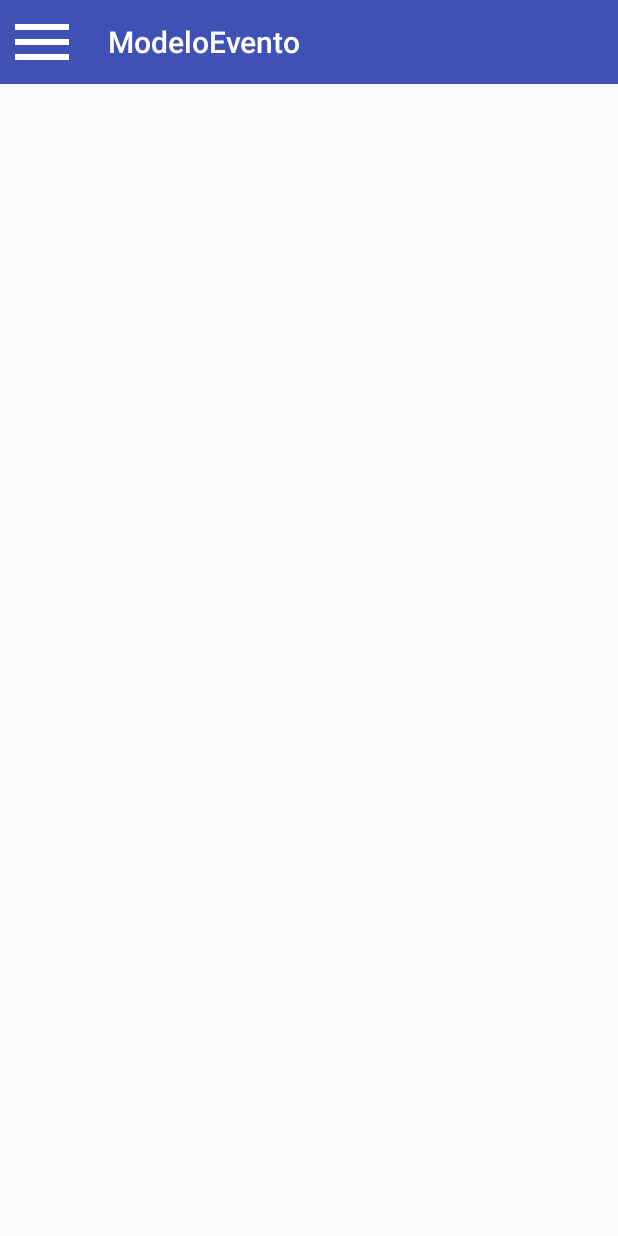
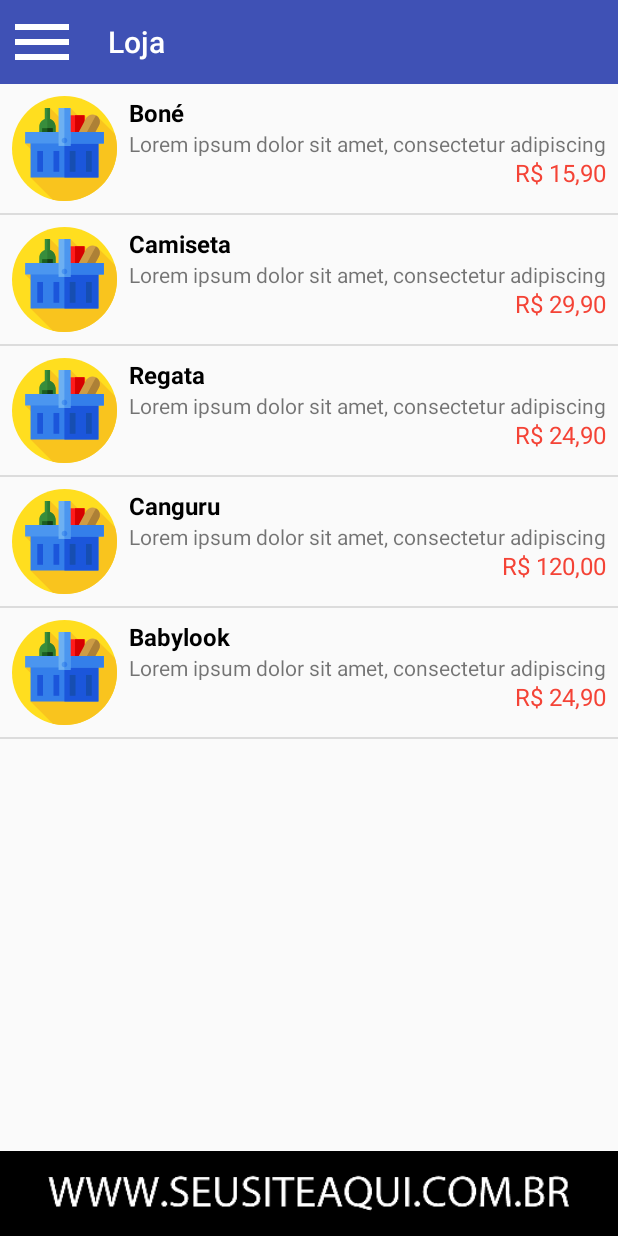
Before and after one commit to pablohcl/ModeloEvento, an Android app: the screen it shows after launch (SegundaActivity), after a tap on "Loja", on a phone screen of 412 x 824 dp. Run offline under Robolectric (Android 15) with nearby library versions, the phone set to English and light mode, and no system bars.

Commit message:
Loja working.

```diff
--- a/app/src/main/java/com/example/android/modeloevento/activity/BaseActivity.java
+++ b/app/src/main/java/com/example/android/modeloevento/activity/BaseActivity.java
@@ -27,6 +27,7 @@ import com.example.android.modeloevento.fragments.FragmentAtracoes;
 import com.example.android.modeloevento.fragments.FragmentEstrutura;
 import com.example.android.modeloevento.fragments.FragmentEvento;
 import com.example.android.modeloevento.fragments.FragmentInstagram;
+import com.example.android.modeloevento.fragments.FragmentLoja;
 import com.example.android.modeloevento.fragments.FragmentNews;
 import com.example.android.modeloevento.fragments.FragmentSetores;
 import com.example.android.modeloevento.fragments.FragmentTickets;
@@ -142,6 +143,12 @@ public class BaseActivity extends AppCompatActivity {
                 replaceFragment(fragmentInstagram);
                 navigationView.setCheckedItem(R.id.nav_item_instagram);
                 break;
+
+            case 8:
+                FragmentLoja fragmentLoja = new FragmentLoja();
+                replaceFragment(fragmentLoja);
+                navigationView.setCheckedItem(R.id.nav_item_loja);
+                break;
         }
     }
 
@@ -248,7 +255,8 @@ public class BaseActivity extends AppCompatActivity {
                 break;
 
             case R.id.nav_item_loja:
-                Toast.makeText(this, "Clicou em loja", Toast.LENGTH_SHORT).show();
+                FragmentLoja fragmentLoja = new FragmentLoja();
+                replaceFragment(fragmentLoja);
                 break;
 
             case R.id.nav_item_pontos_de_venda:
--- /dev/null
+++ b/app/src/main/java/com/example/android/modeloevento/adapter/LojaAdapter.java
@@ -0,0 +1,78 @@
+package com.example.android.modeloevento.adapter;
+
+import android.content.Context;
+import android.support.annotation.NonNull;
+import android.support.v4.view.LayoutInflaterCompat;
+import android.support.v7.widget.RecyclerView;
+import android.view.LayoutInflater;
+import android.view.View;
+import android.view.ViewGroup;
+import android.widget.TextView;
+
+import com.example.android.modeloevento.R;
+
+import java.util.ArrayList;
+
+public class LojaAdapter extends RecyclerView.Adapter {
+
+    private Context context;
+    private ArrayList<String> itensLoja;
+    private ArrayList<String> descItensLoja;
+    private ArrayList<String> precosItensLoja;
+    private final LojaOnClickListener onClickListener;
+    public interface LojaOnClickListener{
+        void onClickLoja(View view, int position);
+    }
+
+    public LojaAdapter(Context context, ArrayList<String> itensLoja, ArrayList<String> descItensLoja, ArrayList<String> precosItensLoja, LojaOnClickListener onClickListener) {
+        this.context = context;
+        this.itensLoja = itensLoja;
+        this.descItensLoja = descItensLoja;
+        this.precosItensLoja = precosItensLoja;
+        this.onClickListener = onClickListener;
+    }
+
+    @NonNull
+    @Override
+    public RecyclerView.ViewHolder onCreateViewHolder(@NonNull ViewGroup parent, int viewType) {
+        View view = LayoutInflater.from(context).inflate(R.layout.linha_loja, parent, false);
+        HolderLoja holderLoja = new HolderLoja(view);
+        return holderLoja;
+    }
+
+    @Override
+    public void onBindViewHolder(@NonNull RecyclerView.ViewHolder holder, final int position) {
+        HolderLoja hold = (HolderLoja) holder;
+
+        hold.tvNomeItem.setText(itensLoja.get(position));
+        hold.tvDescItem.setText(descItensLoja.get(position));
+        hold.tvPrecoItem.setText(precosItensLoja.get(position));
+        hold.itemView.setTag(position);
+        if(onClickListener != null){
+            hold.itemView.setOnClickListener(new View.OnClickListener() {
+                @Override
+                public void onClick(View v) {
+                    onClickListener.onClickLoja(v, position);
+                }
+            });
+        }
+    }
+
+    @Override
+    public int getItemCount() {
+        return itensLoja.size();
+    }
+
+    private class HolderLoja extends RecyclerView.ViewHolder{
+        final TextView tvNomeItem;
+        final TextView tvDescItem;
+        final TextView tvPrecoItem;
+
+        public HolderLoja(View v) {
+            super(v);
+            tvNomeItem = (TextView) v.findViewById(R.id.tv_nome_item_linha_loja);
+            tvDescItem = (TextView) v.findViewById(R.id.tv_desc_item_linha_loja);
+            tvPrecoItem = (TextView) v.findViewById(R.id.tv_preco_item_linha_loja);
+        }
+    }
+}
--- a/app/src/main/java/com/example/android/modeloevento/fragments/BaseFragment.java
+++ b/app/src/main/java/com/example/android/modeloevento/fragments/BaseFragment.java
@@ -16,6 +16,7 @@ import android.widget.Toast;
 import com.example.android.modeloevento.R;
 import com.example.android.modeloevento.activity.BaseActivity;
 import com.example.android.modeloevento.adapter.AtracoesAdapter;
+import com.example.android.modeloevento.adapter.LojaAdapter;
 import com.example.android.modeloevento.adapter.NewsAdapter;
 import com.example.android.modeloevento.adapter.SetoresAdapter;
 import com.example.android.modeloevento.adapter.TicketsAdapter;
@@ -59,6 +60,11 @@ public class BaseFragment extends Fragment {
     protected ArrayList<String> descricoesVideos;
     private VideosAdapter videosAdapter;
     private RecyclerView rvVideos;
+
+    private String[] stringsItensLoja, stringsDescItensLoja, stringsPrecosItensLoja;
+    protected ArrayList<String> itensLoja, descItensLoja, precosItensLoja;
+    private LojaAdapter lojaAdapter;
+    private RecyclerView rvLoja;
 
     protected void getAtracoes(){
         atracoesStrings = getActivity().getResources().getStringArray(R.array.atracoes);
@@ -244,4 +250,35 @@ public class BaseFragment extends Fragment {
             }
         };
     }
+
+    protected void getItensLoja(){
+        stringsItensLoja = getActivity().getResources().getStringArray(R.array.array_itens_loja);
+        stringsDescItensLoja = getActivity().getResources().getStringArray(R.array.array_loja_desc);
+        stringsPrecosItensLoja = getActivity().getResources().getStringArray(R.array.array_loja_precos);
+        itensLoja = new ArrayList<>();
+        descItensLoja = new ArrayList<>();
+        precosItensLoja = new ArrayList<>();
+        for(int i = 0; i < stringsItensLoja.length; i++){
+            itensLoja.add(stringsItensLoja[i]);
+            descItensLoja.add(stringsDescItensLoja[i]);
+            precosItensLoja.add(stringsPrecosItensLoja[i]);
+        }
+    }
+
+    protected void setItensLoja(){
+        rvLoja = (RecyclerView) getActivity().findViewById(R.id.rv_loja);
+        lojaAdapter = new LojaAdapter(getActivity(), itensLoja, descItensLoja, precosItensLoja, onClickLoja());
+        rvLoja.setAdapter(lojaAdapter);
+        rvLoja.setHasFixedSize(true);
+        rvLoja.setLayoutManager(new LinearLayoutManager(getActivity(), LinearLayoutManager.VERTICAL, false));
+    }
+
+    protected LojaAdapter.LojaOnClickListener onClickLoja(){
+        return new LojaAdapter.LojaOnClickListener() {
+            @Override
+            public void onClickLoja(View view, int position) {
+                // DO SOMETHING HERE.
+            }
+        };
+    }
 }
--- a/app/src/main/java/com/example/android/modeloevento/fragments/FragmentLoja.java
+++ b/app/src/main/java/com/example/android/modeloevento/fragments/FragmentLoja.java
@@ -21,4 +21,12 @@ public class FragmentLoja extends BaseFragment {
 
         return viewLoja;
     }
+
+    @Override
+    public void onActivityCreated(@Nullable Bundle savedInstanceState) {
+        super.onActivityCreated(savedInstanceState);
+        getActivity().setTitle(R.string.loja);
+        getItensLoja();
+        setItensLoja();
+    }
 }
--- /dev/null
+++ b/app/src/main/res/drawable/ic_shopping_basket.xml
@@ -0,0 +1,72 @@
+<vector xmlns:android="http://schemas.android.com/apk/res/android"
+    android:width="512dp"
+    android:height="512dp"
+    android:viewportWidth="512"
+    android:viewportHeight="512">
+  <path
+      android:pathData="M256,256m-256,0a256,256 0,1 1,512 0a256,256 0,1 1,-512 0"
+      android:fillColor="#FFDE1F"/>
+  <path
+      android:pathData="M512,256c0,-24.532 -3.458,-48.256 -9.9,-70.718l-80.6,-80.6l-26.409,30.741L353.667,94l-5.578,27.588L285,58.5l-17.548,81.979l-82.017,-82.017L156.46,227.75L64,232l133.028,133.028L90.5,397l108.656,108.656C217.439,509.801 236.462,512 256,512C397.385,512 512,397.385 512,256z"
+      android:fillColor="#F9C41E"/>
+  <path
+      android:pathData="M258.67,94h95v199h-95z"
+      android:fillColor="#FF1B1B"/>
+  <path
+      android:pathData="M307.36,94h46.31v199h-46.31z"
+      android:fillColor="#D60000"/>
+  <path
+      android:pathData="M315.645,269.86L315.645,269.86c-17.359,-9.309 -23.885,-30.927 -14.576,-48.286l60.336,-112.517c9.309,-17.36 30.928,-23.886 48.288,-14.577l0,0c17.359,9.309 23.885,30.927 14.576,48.286l-60.336,112.517C354.624,272.643 333.004,279.169 315.645,269.86z"
+      android:fillColor="#CE9D46"/>
+  <path
+      android:pathData="M409.692,94.48L409.692,94.48c-0.069,-0.037 -0.139,-0.068 -0.208,-0.105l-94.428,175.149c0.197,0.111 0.389,0.228 0.589,0.335l0,0c17.359,9.31 38.979,2.783 48.288,-14.577l60.335,-112.517C433.577,125.407 427.051,103.789 409.692,94.48z"
+      android:fillColor="#AD8036"/>
+  <path
+      android:pathData="M185.435,112.632v-54.17h-25.617v54.17c-15.688,5.333 -26.979,20.177 -26.979,37.668v139.62h79.575V150.3C212.414,132.809 201.123,117.965 185.435,112.632z"
+      android:fillColor="#388D3C"/>
+  <path
+      android:pathData="M212.414,150.3c0,-17.491 -11.292,-32.335 -26.979,-37.668v-54.17H172.36V289.92h40.055V150.3H212.414z"
+      android:fillColor="#2E7D32"/>
+  <path
+      android:pathData="M146.74,156.84h51.778v90.2h-51.778z"
+      android:fillColor="#1B5E20"/>
+  <path
+      android:pathData="M172.36,156.84h26.16v90.2h-26.16z"
+      android:fillColor="#143F16"/>
+  <path
+      android:pathData="M90.5,221.5h331v175.5h-331z"
+      android:fillColor="#347FEA"/>
+  <path
+      android:pathData="M255.57,221.5h165.93v175.5h-165.93z"
+      android:fillColor="#1B56DB"/>
+  <path
+      android:pathData="M64,175h384v57h-384z"
+      android:fillColor="#4B96EF"/>
+  <path
+      android:pathData="M255.57,175h192.43v57h-192.43z"
+      android:fillColor="#347FEA"/>
+  <path
+      android:pathData="M123.25,268h28v101.5h-28z"
+      android:fillColor="#1B56DB"/>
+  <path
+      android:pathData="M202.42,268h28v101.5h-28z"
+      android:fillColor="#1B56DB"/>
+  <path
+      android:pathData="M281.58,268h28v101.5h-28z"
+      android:fillColor="#164EB2"/>
+  <path
+      android:pathData="M360.75,268h28v101.5h-28z"
+      android:fillColor="#164EB2"/>
+  <path
+      android:pathData="M227,58.5h58v185h-58z"
+      android:fillColor="#6DB0F2"/>
+  <path
+      android:pathData="M255.57,58.5h29.429v185h-29.429z"
+      android:fillColor="#4B96EF"/>
+  <path
+      android:pathData="M256,217.5m-13.5,0a13.5,13.5 0,1 1,27 0a13.5,13.5 0,1 1,-27 0"
+      android:fillColor="#4B96EF"/>
+  <path
+      android:pathData="M256,204c-0.145,0 -0.285,0.017 -0.429,0.022v26.957c0.144,0.004 0.284,0.021 0.429,0.021c7.456,0 13.5,-6.044 13.5,-13.5S263.456,204 256,204z"
+      android:fillColor="#347FEA"/>
+</vector>
--- /dev/null
+++ b/app/src/main/res/layout/linha_loja.xml
@@ -0,0 +1,71 @@
+<?xml version="1.0" encoding="utf-8"?>
+<android.support.constraint.ConstraintLayout xmlns:android="http://schemas.android.com/apk/res/android"
+    xmlns:app="http://schemas.android.com/apk/res-auto"
+    xmlns:tools="http://schemas.android.com/tools"
+    android:layout_width="match_parent"
+    android:layout_height="wrap_content">
+
+    <ImageView
+        android:id="@+id/imageView23"
+        android:layout_width="70dp"
+        android:layout_height="wrap_content"
+        android:layout_marginStart="8dp"
+        android:layout_marginTop="8dp"
+        android:adjustViewBounds="true"
+        android:scaleType="fitXY"
+        app:layout_constraintStart_toStartOf="parent"
+        app:layout_constraintTop_toTopOf="parent"
+        app:srcCompat="@drawable/ic_shopping_basket" />
+
+    <TextView
+        android:id="@+id/tv_nome_item_linha_loja"
+        android:layout_width="0dp"
+        android:layout_height="wrap_content"
+        android:layout_marginEnd="8dp"
+        android:layout_marginStart="8dp"
+        android:layout_marginTop="8dp"
+        android:text="TextView"
+        android:textColor="@color/md_black_1000"
+        android:textSize="16sp"
+        android:textStyle="bold"
+        app:layout_constraintEnd_toEndOf="parent"
+        app:layout_constraintStart_toEndOf="@+id/imageView23"
+        app:layout_constraintTop_toTopOf="parent" />
+
+    <TextView
+        android:id="@+id/tv_desc_item_linha_loja"
+        android:layout_width="0dp"
+        android:layout_height="18dp"
+        android:layout_marginBottom="8dp"
+        android:layout_marginEnd="8dp"
+        android:layout_marginStart="8dp"
+        android:layout_marginTop="8dp"
+        android:text="TextView"
+        app:layout_constraintBottom_toTopOf="@+id/tv_preco_item_linha_loja"
+        app:layout_constraintEnd_toEndOf="parent"
+        app:layout_constraintStart_toEndOf="@+id/imageView23"
+        app:layout_constraintTop_toBottomOf="@+id/tv_nome_item_linha_loja" />
+
+    <TextView
+        android:id="@+id/tv_preco_item_linha_loja"
+        android:layout_width="wrap_content"
+        android:layout_height="wrap_content"
+        android:layout_marginBottom="8dp"
+        android:layout_marginEnd="8dp"
+        android:text="TextView"
+        android:textColor="@color/md_red_500"
+        android:textSize="16sp"
+        app:layout_constraintBottom_toBottomOf="@+id/imageView23"
+        app:layout_constraintEnd_toEndOf="parent" />
+
+    <View
+        android:id="@+id/divider7"
+        android:layout_width="0dp"
+        android:layout_height="1dp"
+        android:layout_marginTop="8dp"
+        android:background="?android:attr/listDivider"
+        app:layout_constraintEnd_toEndOf="parent"
+        app:layout_constraintStart_toStartOf="parent"
+        app:layout_constraintTop_toBottomOf="@+id/imageView23" />
+
+</android.support.constraint.ConstraintLayout>
--- a/app/src/main/res/layout/loja_fragment.xml
+++ b/app/src/main/res/layout/loja_fragment.xml
@@ -1,6 +1,27 @@
 <?xml version="1.0" encoding="utf-8"?>
-<android.support.constraint.ConstraintLayout
-    xmlns:android="http://schemas.android.com/apk/res/android" android:layout_width="match_parent"
+<android.support.constraint.ConstraintLayout xmlns:android="http://schemas.android.com/apk/res/android"
+    xmlns:app="http://schemas.android.com/apk/res-auto"
+    xmlns:tools="http://schemas.android.com/tools"
+    android:layout_width="match_parent"
     android:layout_height="match_parent">
 
+    <ImageView
+        android:id="@+id/imageView24"
+        android:layout_width="0dp"
+        android:layout_height="wrap_content"
+        android:adjustViewBounds="true"
+        android:scaleType="fitXY"
+        app:layout_constraintBottom_toBottomOf="parent"
+        app:layout_constraintEnd_toEndOf="parent"
+        app:layout_constraintStart_toStartOf="parent"
+        app:srcCompat="@drawable/rodape" />
+
+    <android.support.v7.widget.RecyclerView
+        android:id="@+id/rv_loja"
+        android:layout_width="0dp"
+        android:layout_height="0dp"
+        app:layout_constraintBottom_toTopOf="@+id/imageView24"
+        app:layout_constraintEnd_toEndOf="parent"
+        app:layout_constraintStart_toStartOf="parent"
+        app:layout_constraintTop_toTopOf="parent" />
 </android.support.constraint.ConstraintLayout>
--- /dev/null
+++ b/app/src/main/res/values/strings_loja.xml
@@ -0,0 +1,44 @@
+<?xml version="1.0" encoding="utf-8"?>
+<resources>
+    <string name="loja_item1">Boné</string>
+    <string name="loja_item2">Camiseta</string>
+    <string name="loja_item3">Regata</string>
+    <string name="loja_item4">Canguru</string>
+    <string name="loja_item5">Babylook</string>
+
+    <string-array name="array_itens_loja">
+        <item>@string/loja_item1</item>
+        <item>@string/loja_item2</item>
+        <item>@string/loja_item3</item>
+        <item>@string/loja_item4</item>
+        <item>@string/loja_item5</item>
+    </string-array>
+
+    <string name="loja_desc1">Lorem ipsum dolor sit amet, consectetur adipiscing elit. Aenean felis lectus, tincidunt et tincidunt non, ultricies fermentum sapien. Fusce interdum, est ac dignissim imperdiet, nibh nunc convallis lorem, et interdum mi justo vitae lorem. Aenean eget accumsan nisi, eget pharetra odio. Vivamus a sem arcu. Morbi bibendum erat dui, id vulputate leo egestas in. Praesent auctor pellentesque odio, ut tincidunt ante eleifend ut. Duis accumsan at sapien vitae finibus. Integer vestibulum sit amet augue in euismod. Integer at pharetra nisi, quis posuere urna. Sed euismod, purus nec aliquet aliquam, nisi ligula eleifend augue, quis egestas ligula leo non leo. Vestibulum efficitur nunc iaculis mi tempus iaculis. Proin eu lectus nec velit elementum pharetra. Proin vehicula mattis tempor. Donec vel nulla turpis. Donec sollicitudin leo vitae magna dictum, a ultricies metus iaculis.</string>
+    <string name="loja_desc2">Lorem ipsum dolor sit amet, consectetur adipiscing elit. Aenean felis lectus, tincidunt et tincidunt non, ultricies fermentum sapien. Fusce interdum, est ac dignissim imperdiet, nibh nunc convallis lorem, et interdum mi justo vitae lorem. Aenean eget accumsan nisi, eget pharetra odio. Vivamus a sem arcu. Morbi bibendum erat dui, id vulputate leo egestas in. Praesent auctor pellentesque odio, ut tincidunt ante eleifend ut. Duis accumsan at sapien vitae finibus. Integer vestibulum sit amet augue in euismod. Integer at pharetra nisi, quis posuere urna. Sed euismod, purus nec aliquet aliquam, nisi ligula eleifend augue, quis egestas ligula leo non leo. Vestibulum efficitur nunc iaculis mi tempus iaculis. Proin eu lectus nec velit elementum pharetra. Proin vehicula mattis tempor. Donec vel nulla turpis. Donec sollicitudin leo vitae magna dictum, a ultricies metus iaculis.</string>
+    <string name="loja_desc3">Lorem ipsum dolor sit amet, consectetur adipiscing elit. Aenean felis lectus, tincidunt et tincidunt non, ultricies fermentum sapien. Fusce interdum, est ac dignissim imperdiet, nibh nunc convallis lorem, et interdum mi justo vitae lorem. Aenean eget accumsan nisi, eget pharetra odio. Vivamus a sem arcu. Morbi bibendum erat dui, id vulputate leo egestas in. Praesent auctor pellentesque odio, ut tincidunt ante eleifend ut. Duis accumsan at sapien vitae finibus. Integer vestibulum sit amet augue in euismod. Integer at pharetra nisi, quis posuere urna. Sed euismod, purus nec aliquet aliquam, nisi ligula eleifend augue, quis egestas ligula leo non leo. Vestibulum efficitur nunc iaculis mi tempus iaculis. Proin eu lectus nec velit elementum pharetra. Proin vehicula mattis tempor. Donec vel nulla turpis. Donec sollicitudin leo vitae magna dictum, a ultricies metus iaculis.</string>
+    <string name="loja_desc4">Lorem ipsum dolor sit amet, consectetur adipiscing elit. Aenean felis lectus, tincidunt et tincidunt non, ultricies fermentum sapien. Fusce interdum, est ac dignissim imperdiet, nibh nunc convallis lorem, et interdum mi justo vitae lorem. Aenean eget accumsan nisi, eget pharetra odio. Vivamus a sem arcu. Morbi bibendum erat dui, id vulputate leo egestas in. Praesent auctor pellentesque odio, ut tincidunt ante eleifend ut. Duis accumsan at sapien vitae finibus. Integer vestibulum sit amet augue in euismod. Integer at pharetra nisi, quis posuere urna. Sed euismod, purus nec aliquet aliquam, nisi ligula eleifend augue, quis egestas ligula leo non leo. Vestibulum efficitur nunc iaculis mi tempus iaculis. Proin eu lectus nec velit elementum pharetra. Proin vehicula mattis tempor. Donec vel nulla turpis. Donec sollicitudin leo vitae magna dictum, a ultricies metus iaculis.</string>
+    <string name="loja_desc5">Lorem ipsum dolor sit amet, consectetur adipiscing elit. Aenean felis lectus, tincidunt et tincidunt non, ultricies fermentum sapien. Fusce interdum, est ac dignissim imperdiet, nibh nunc convallis lorem, et interdum mi justo vitae lorem. Aenean eget accumsan nisi, eget pharetra odio. Vivamus a sem arcu. Morbi bibendum erat dui, id vulputate leo egestas in. Praesent auctor pellentesque odio, ut tincidunt ante eleifend ut. Duis accumsan at sapien vitae finibus. Integer vestibulum sit amet augue in euismod. Integer at pharetra nisi, quis posuere urna. Sed euismod, purus nec aliquet aliquam, nisi ligula eleifend augue, quis egestas ligula leo non leo. Vestibulum efficitur nunc iaculis mi tempus iaculis. Proin eu lectus nec velit elementum pharetra. Proin vehicula mattis tempor. Donec vel nulla turpis. Donec sollicitudin leo vitae magna dictum, a ultricies metus iaculis.</string>
+
+    <string-array name="array_loja_desc">
+        <item>@string/loja_desc1</item>
+        <item>@string/loja_desc2</item>
+        <item>@string/loja_desc3</item>
+        <item>@string/loja_desc4</item>
+        <item>@string/loja_desc5</item>
+    </string-array>
+
+    <string name="loja_preco1">R$ 15,90</string>
+    <string name="loja_preco2">R$ 29,90</string>
+    <string name="loja_preco3">R$ 24,90</string>
+    <string name="loja_preco4">R$ 120,00</string>
+    <string name="loja_preco5">R$ 24,90</string>
+
+    <string-array name="array_loja_precos">
+        <item>@string/loja_preco1</item>
+        <item>@string/loja_preco2</item>
+        <item>@string/loja_preco3</item>
+        <item>@string/loja_preco4</item>
+        <item>@string/loja_preco5</item>
+    </string-array>
+</resources>
```
